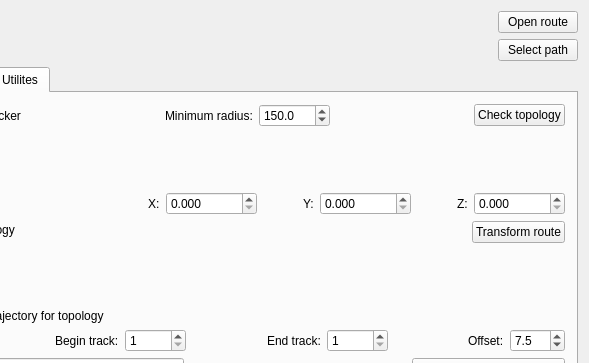
Above: tools/routeconv/forms/mainwindow.ui from maisvendoo/RRS before the change; both pictures show x 131 to 720 and y 0 to 363 of the 720 by 540 pixel window. Below: the same form after it.
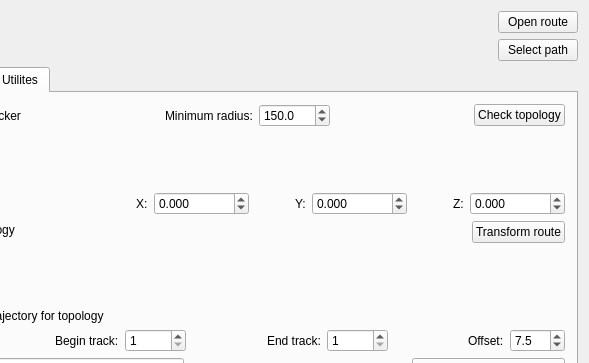
That is the form after the change. The open tabs and pages were chosen to show the change.

Commit message: Запуск утилиты смещения маршрута с параметрами из интерфейса конвертера

The edit to the form file:
```diff
--- a/tools/routeconv/forms/mainwindow.ui
+++ b/tools/routeconv/forms/mainwindow.ui
@@ -328,6 +328,9 @@
                     <property name="decimals">
                      <number>3</number>
                     </property>
+                    <property name="minimum">
+                     <double>-999999.998999999952503</double>
+                    </property>
                     <property name="maximum">
                      <double>999999.998999999952503</double>
                     </property>
@@ -358,6 +361,9 @@
                     <property name="decimals">
                      <number>3</number>
                     </property>
+                    <property name="minimum">
+                     <double>-999999.998999999952503</double>
+                    </property>
                     <property name="maximum">
                      <double>999999.998999999952503</double>
                     </property>
@@ -388,6 +394,9 @@
                     <property name="decimals">
                      <number>3</number>
                     </property>
+                    <property name="minimum">
+                     <double>-999999.998999999952503</double>
+                    </property>
                     <property name="maximum">
                      <double>999999.998999999952503</double>
                     </property>
```
The commit also changes 5 other files.
